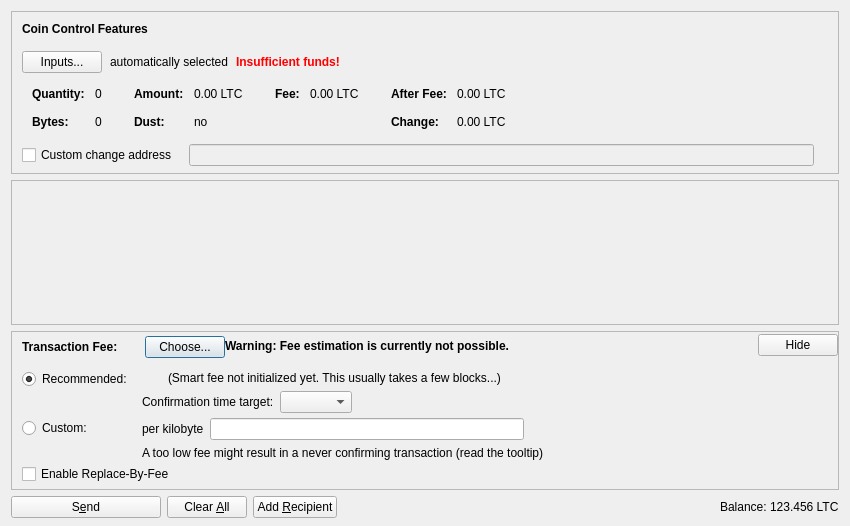
Old version of the form src/qt/forms/sendcoinsdialog.ui in the repository sumcoinlabs/sumcoin.
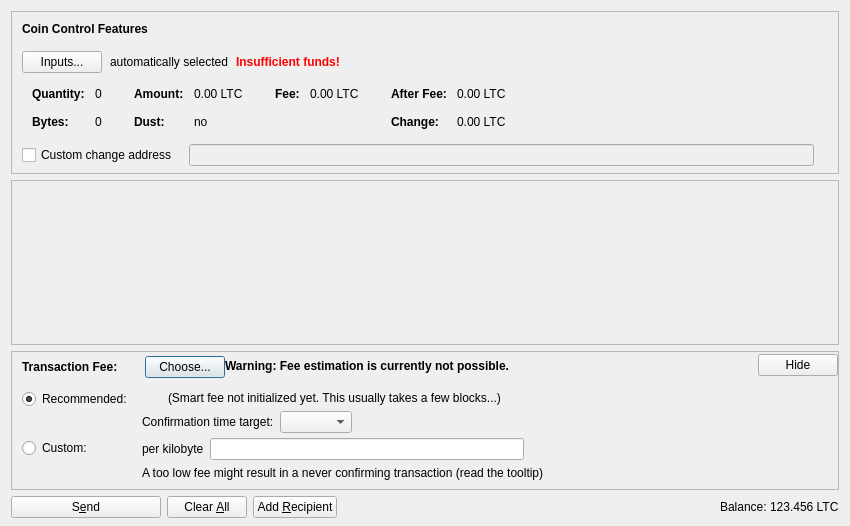
New version of the form. Icons and pictures are not drawn. Custom widgets are drawn as their Qt base class.

```diff
--- a/src/qt/forms/sendcoinsdialog.ui
+++ b/src/qt/forms/sendcoinsdialog.ui
@@ -1072,16 +1072,6 @@
              </item>
             </layout>
            </item>
-           <item>
-            <widget class="QCheckBox" name="optInRBF">
-             <property name="text">
-              <string>Enable Replace-By-Fee</string>
-             </property>
-             <property name="toolTip">
-              <string>With Replace-By-Fee (BIP-125) you can increase a transaction's fee after it is sent. Without this, a higher fee may be recommended to compensate for increased transaction delay risk.</string>
-             </property>
-            </widget>
-           </item>
           </layout>
          </widget>
         </item>
```
